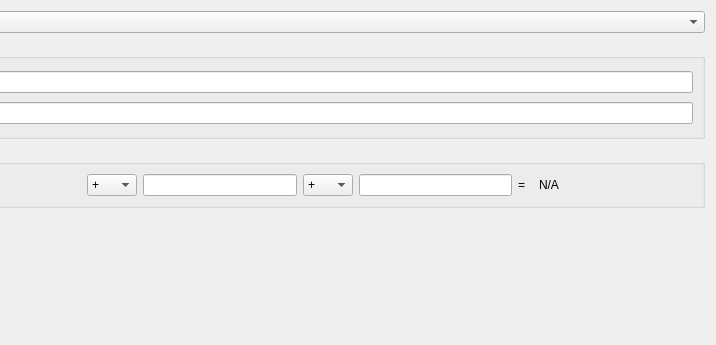
Before: the Qt Designer form notebooks/ui/ui_metadata_overlapping_metadata_selector.ui in neutronimaging/python_notebooks, drawn with Qt 5; both pictures show x 212 to 928 and y 0 to 345 of the 928 by 565 pixel window.
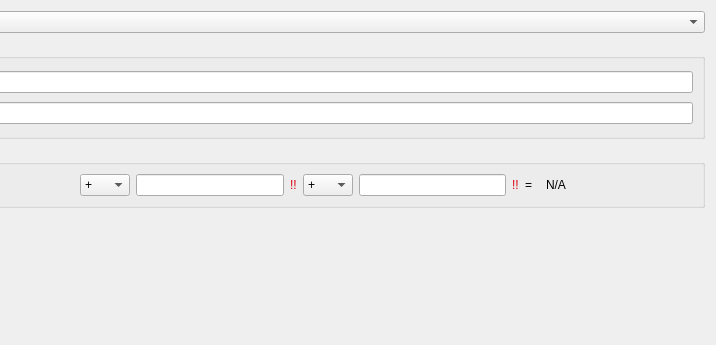
After: the same form once the commit is applied.

Commit message: Working on implementing math on metadata. this refs #71

```diff
--- a/notebooks/ui/ui_metadata_overlapping_metadata_selector.ui
+++ b/notebooks/ui/ui_metadata_overlapping_metadata_selector.ui
@@ -174,6 +174,77 @@
       <item>
        <widget class="QLineEdit" name="linear_operation_lineEdit_1"/>
       </item>
+      <item>
+       <widget class="QLabel" name="error_label_1">
+        <property name="palette">
+         <palette>
+          <active>
+           <colorrole role="WindowText">
+            <brush brushstyle="SolidPattern">
+             <color alpha="255">
+              <red>220</red>
+              <green>0</green>
+              <blue>14</blue>
+             </color>
+            </brush>
+           </colorrole>
+           <colorrole role="Text">
+            <brush brushstyle="SolidPattern">
+             <color alpha="255">
+              <red>220</red>
+              <green>0</green>
+              <blue>14</blue>
+             </color>
+            </brush>
+           </colorrole>
+          </active>
+          <inactive>
+           <colorrole role="WindowText">
+            <brush brushstyle="SolidPattern">
+             <color alpha="255">
+              <red>220</red>
+              <green>0</green>
+              <blue>14</blue>
+             </color>
+            </brush>
+           </colorrole>
+           <colorrole role="Text">
+            <brush brushstyle="SolidPattern">
+             <color alpha="255">
+              <red>220</red>
+              <green>0</green>
+              <blue>14</blue>
+             </color>
+            </brush>
+           </colorrole>
+          </inactive>
+          <disabled>
+           <colorrole role="WindowText">
+            <brush brushstyle="SolidPattern">
+             <color alpha="255">
+              <red>127</red>
+              <green>127</green>
+              <blue>127</blue>
+             </color>
+            </brush>
+           </colorrole>
+           <colorrole role="Text">
+            <brush brushstyle="SolidPattern">
+             <color alpha="255">
+              <red>127</red>
+              <green>127</green>
+              <blue>127</blue>
+             </color>
+            </brush>
+           </colorrole>
+          </disabled>
+         </palette>
+        </property>
+        <property name="text">
+         <string>!!</string>
+        </property>
+       </widget>
+      </item>
       <item>
        <widget class="QComboBox" name="linear_operation_comboBox_2">
         <property name="minimumSize">
@@ -213,6 +284,50 @@
       <item>
        <widget class="QLineEdit" name="linear_operation_lineEdit_2"/>
       </item>
+      <item>
+       <widget class="QLabel" name="error_label_2">
+        <property name="palette">
+         <palette>
+          <active>
+           <colorrole role="WindowText">
+            <brush brushstyle="SolidPattern">
+             <color alpha="255">
+              <red>220</red>
+              <green>0</green>
+              <blue>14</blue>
+             </color>
+            </brush>
+           </colorrole>
+          </active>
+          <inactive>
+           <colorrole role="WindowText">
+            <brush brushstyle="SolidPattern">
+             <color alpha="255">
+              <red>220</red>
+              <green>0</green>
+              <blue>14</blue>
+             </color>
+            </brush>
+           </colorrole>
+          </inactive>
+          <disabled>
+           <colorrole role="WindowText">
+            <brush brushstyle="SolidPattern">
+             <color alpha="255">
+              <red>127</red>
+              <green>127</green>
+              <blue>127</blue>
+             </color>
+            </brush>
+           </colorrole>
+          </disabled>
+         </palette>
+        </property>
+        <property name="text">
+         <string>!!</string>
+        </property>
+       </widget>
+      </item>
       <item>
        <widget class="QLabel" name="label_8">
         <property name="minimumSize">
```
The commit also changes 2 other files.
